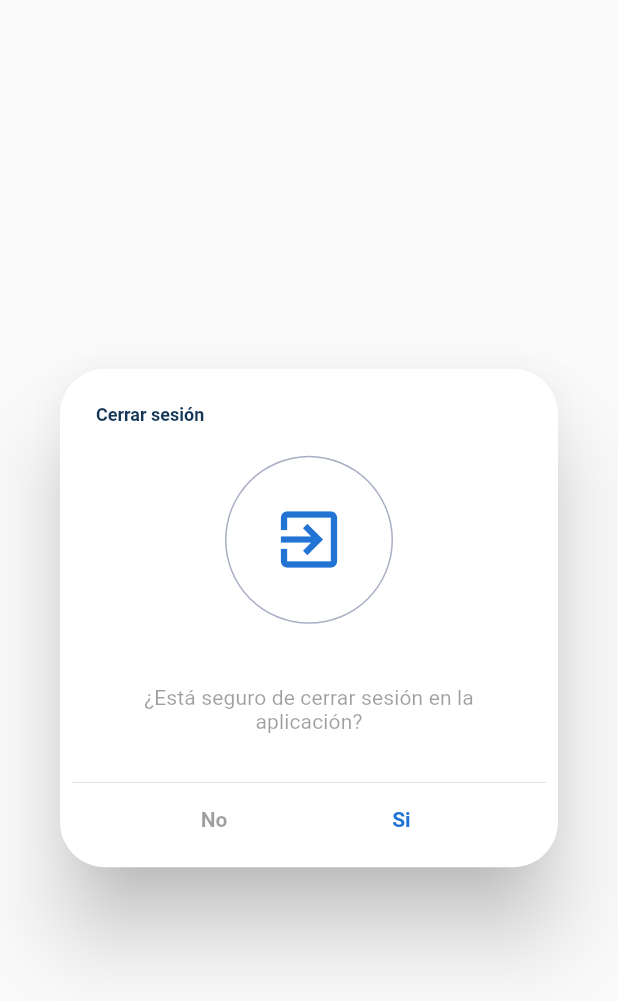
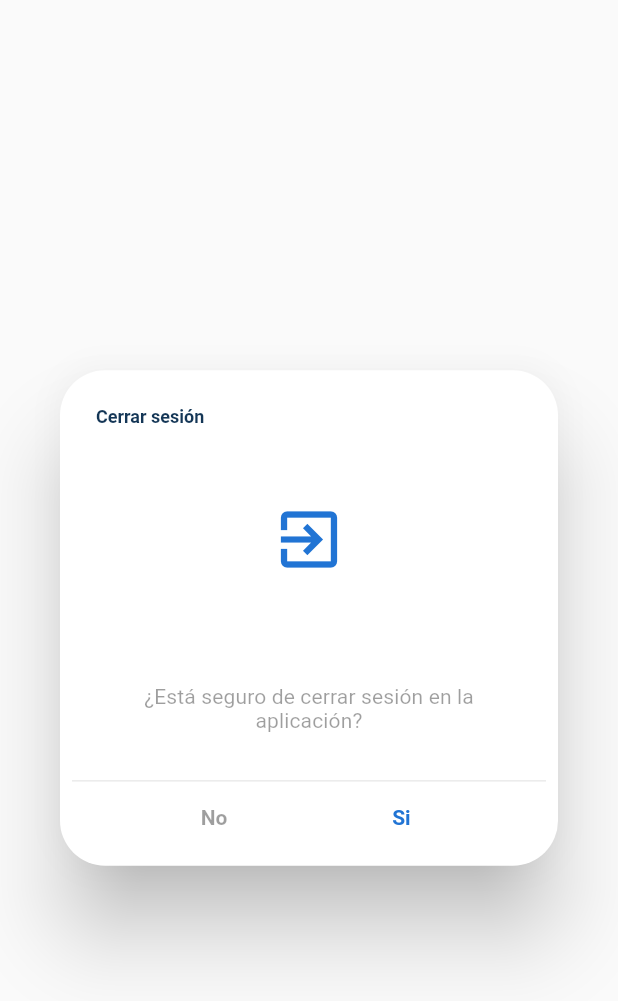
Before and after one commit to MyPatt/gasjm_cliente, a Flutter app: the ModalAlert widget shown alone on an empty page, opened directly, on a phone screen of 412 x 824 dp. Shown: the top 1001 px of the screen. Run offline on Flutter 3.47's test engine with Material 2 defaults, Android fonts, the phone set to English and light mode, and no system bars; our stand-ins replace cloud_firestore, equatable, firebase_auth, firebase_core, firebase_messaging, firebase_storage and 12 more; missing offline and left inert: flutter_polyline_points; accounts and stored records are empty; project files that could hold a hidden picture were left out.

Commit message:
Optimizacion circle avatar iconos

```diff
--- a/lib/app/global_widgets/header_logo.dart
+++ b/lib/app/global_widgets/header_logo.dart
@@ -12,6 +12,7 @@ class HeaderLogo extends StatelessWidget {
             height: 96.0,
             width: 96.0,
             child: const CircleAvatar(
+              backgroundColor: Colors.white,
               backgroundImage: AssetImage("assets/icons/gasjm.png"),
               radius: 50,
             ),
--- a/lib/app/global_widgets/modal_alert.dart
+++ b/lib/app/global_widgets/modal_alert.dart
@@ -32,8 +32,6 @@ class ModalAlert extends StatelessWidget {
         child: ListBody(
           children: <Widget>[
             CircleAvatar(
-              backgroundColor: AppTheme.light,
-              child: CircleAvatar(
               backgroundColor: Colors.white,
               child: Icon(
                 icono,
@@ -41,8 +39,6 @@ class ModalAlert extends StatelessWidget {
                 size: 50,
               ),
               radius: 55.0,
-              ),
-              radius: 56.0,
             ),
             SizedBox(height: Responsive.getScreenSize(context).height * .05),
             TextDescription(text: mensaje),
```
Lines whose indentation alone changed are shown as unchanged.
